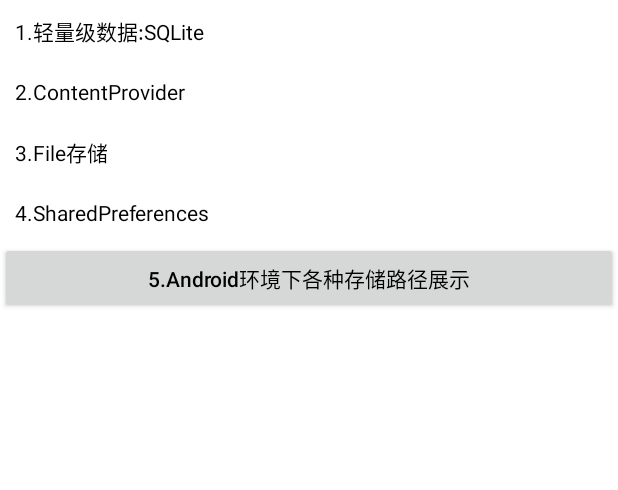
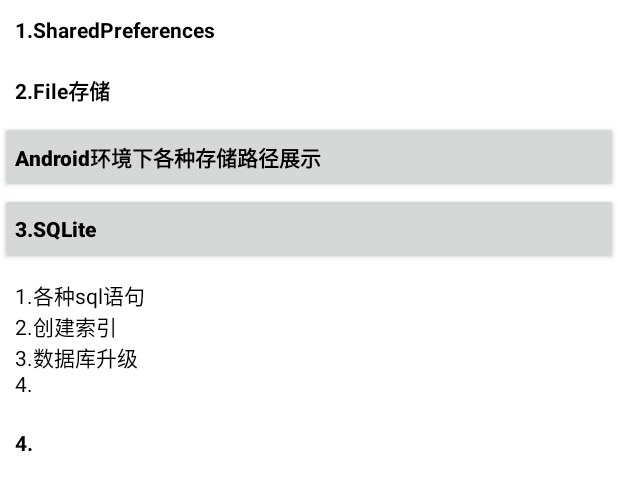
Before and after one commit to Timmy-zzh/AacGank, an Android app: the layout activity_database.xml on its own in the app's theme, with its tools: preview values and no code run, on a phone screen of 412 x 824 dp. Shown: the top 490 px of the screen. Run offline under Robolectric (Android 15) with nearby library versions, the phone set to English and light mode, and no system bars.

Commit message:
Sqlite 数据库操作

```diff
--- a/androidbase/src/main/AndroidManifest.xml
+++ b/androidbase/src/main/AndroidManifest.xml
@@ -156,7 +156,9 @@
         <activity
             android:name=".graphicsDraw.PathStudyActivity"
             android:label="Path路径" />
-        <activity android:name=".animation.CartAnimatorActivity"></activity>
+        <activity android:name=".animation.CartAnimatorActivity" />
+        <activity android:name=".database.ScheduleManagerActivity" />
+        <activity android:name=".database.ScheduleAddOrEditActivity"></activity>
     </application>
 
 </manifest>
--- a/androidbase/src/main/java/com/timmy/androidbase/database/DatabaseActivity.java
+++ b/androidbase/src/main/java/com/timmy/androidbase/database/DatabaseActivity.java
@@ -1,5 +1,6 @@
 package com.timmy.androidbase.database;
 
+import android.content.Intent;
 import android.os.Bundle;
 import android.os.Environment;
 import android.support.v7.app.AppCompatActivity;
@@ -22,6 +23,10 @@ public class DatabaseActivity extends BaseActivity {
         super.onCreate(savedInstanceState);
         setContentView(R.layout.activity_database);
         tvContent = findViewById(R.id.tv_content);
+    }
+
+    public void 创建本地日程(View view) {
+        startActivity(new Intent(this, ScheduleManagerActivity.class));
     }
 
     /**
--- a/androidbase/src/main/res/layout/activity_database.xml
+++ b/androidbase/src/main/res/layout/activity_database.xml
@@ -14,7 +14,51 @@
             android:layout_width="match_parent"
             android:layout_height="wrap_content"
             android:padding="10dp"
-            android:text="1.轻量级数据:SQLite"
+            android:text="1.SharedPreferences"
+            android:textAllCaps="false"
+            android:textColor="@color/black"
+            android:textStyle="bold" />
+
+        <TextView
+            android:layout_width="match_parent"
+            android:layout_height="wrap_content"
+            android:padding="10dp"
+            android:text="2.File存储"
+            android:textAllCaps="false"
+            android:textColor="@color/black"
+            android:textStyle="bold" />
+
+        <Button
+            android:layout_width="match_parent"
+            android:layout_height="wrap_content"
+            android:gravity="center_vertical|left"
+            android:onClick="androidPath"
+            android:padding="10dp"
+            android:text="Android环境下各种存储路径展示"
+            android:textAllCaps="false"
+            android:textColor="@color/black"
+            android:textStyle="bold" />
+
+        <Button
+            android:layout_width="match_parent"
+            android:layout_height="wrap_content"
+            android:padding="10dp"
+            android:text="3.SQLite"
+            android:textAllCaps="false"
+            android:gravity="center_vertical|left"
+            android:onClick="创建本地日程"
+            android:textColor="@color/black"
+            android:textStyle="bold" />
+
+        <TextView
+            android:layout_width="match_parent"
+            android:layout_height="wrap_content"
+            android:padding="10dp"
+            android:text="1.各种sql语句
+\n2.创建索引
+\n3.数据库升级
+\n4.
+"
             android:textAllCaps="false"
             android:textColor="@color/black" />
 
@@ -22,34 +66,10 @@
             android:layout_width="match_parent"
             android:layout_height="wrap_content"
             android:padding="10dp"
-            android:text="2.ContentProvider"
+            android:text="4."
             android:textAllCaps="false"
-            android:textColor="@color/black" />
-
-        <TextView
-            android:layout_width="match_parent"
-            android:layout_height="wrap_content"
-            android:padding="10dp"
-            android:text="3.File存储"
-            android:textAllCaps="false"
-            android:textColor="@color/black" />
-
-        <TextView
-            android:layout_width="match_parent"
-            android:layout_height="wrap_content"
-            android:padding="10dp"
-            android:text="4.SharedPreferences"
-            android:textAllCaps="false"
-            android:textColor="@color/black" />
-
-        <Button
-            android:layout_width="match_parent"
-            android:layout_height="wrap_content"
-            android:padding="10dp"
-            android:onClick="androidPath"
-            android:text="5.Android环境下各种存储路径展示"
-            android:textAllCaps="false"
-            android:textColor="@color/black" />
+            android:textColor="@color/black"
+            android:textStyle="bold" />
 
         <TextView
             android:id="@+id/tv_content"
--- a/app/src/main/AndroidManifest.xml
+++ b/app/src/main/AndroidManifest.xml
@@ -35,7 +35,7 @@
     <!-- <supports-gl-texture android:name="GL_OES_compressed_ETC1_RGB8_texture" /> -->
     <!-- <supports-gl-texture android:name="GL_OES_compressed_paletted_texture" /> -->
     <application
-        android:name=".App"
+        android:name="com.timmy.baselib.App"
         android:allowBackup="true"
         android:icon="@mipmap/ic_launcher"
         android:label="@string/app_name"
```
Also changed, not shown: androidbase/src/main/java/com/timmy/androidbase/database/Schedule.java (added, +35 -0 lines), androidbase/src/main/java/com/timmy/androidbase/database/ScheduleAddOrEditActivity.java (added, +132 -0 lines), androidbase/src/main/java/com/timmy/androidbase/database/ScheduleDao.java (added, +75 -0 lines), androidbase/src/main/java/com/timmy/androidbase/database/ScheduleDbHelper.java (added, +70 -0 lines), androidbase/src/main/java/com/timmy/androidbase/database/ScheduleDbManager.java (added, +31 -0 lines), androidbase/src/main/java/com/timmy/androidbase/database/ScheduleManagerActivity.java (added, +54 -0 lines), androidbase/src/main/res/layout/activity_schedule_addedit.xml (added, +83 -0 lines), androidbase/src/main/res/layout/activity_schedule_manager.xml (added, +9 -0 lines), androidbase/src/main/res/menu/menu_schedule_add.xml (added, +9 -0 lines), baselib/src/main/java/com/timmy/baselib/App.java (renamed from app/src/main/java/com/timmy/aacgank/App.java, +10 -1 lines).
